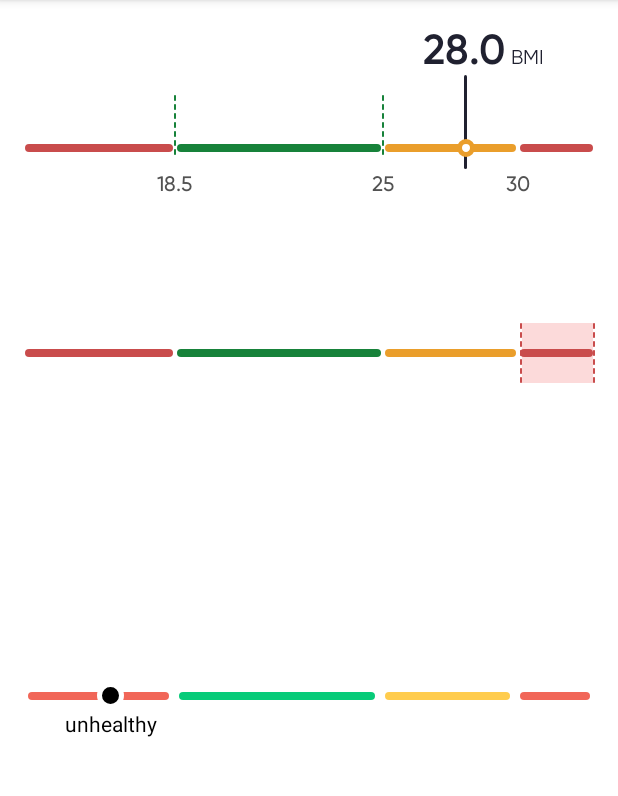
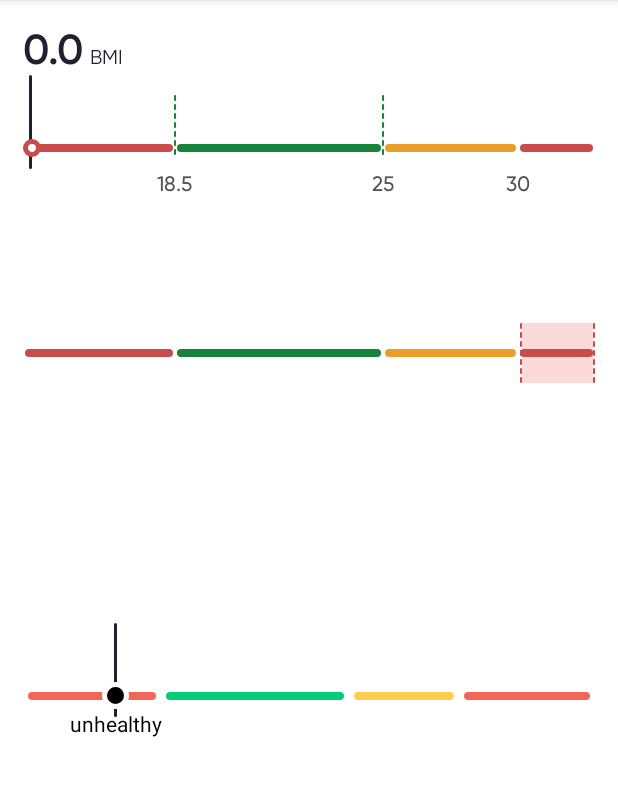
Before and after one commit to myDario/DarioBMIBar, an Android app: the screen it shows after launch (MainActivity), on a phone screen of 412 x 824 dp, the part 84-880 px from its top. Run offline under Robolectric (Android 15) with nearby library versions, the phone set to English and light mode, and no system bars.

Commit message:
working fine for first 2 bars

```diff
--- a/app/src/main/java/com/labstyle/dariobmibarapp/MainActivity.kt
+++ b/app/src/main/java/com/labstyle/dariobmibarapp/MainActivity.kt
@@ -11,8 +11,9 @@ class MainActivity : AppCompatActivity() {
         super.onCreate(savedInstanceState)
         setContentView(R.layout.activity_main)
 
-        findViewById<DarioBMIBar>(R.id.bmiBar).setBMIValue(28f)
+        findViewById<DarioBMIBar>(R.id.bmiBar).setBMIValue(0f)
         findViewById<DarioBMISections>(R.id.bmiSections).setBMIValue(30.5f)
-        findViewById<DarioBMIDotIndicator>(R.id.bmiDotIndicator).setBMIValue(10.5f)
+        findViewById<DarioBMIDotIndicator>(R.id.bmiDotIndicator).setBMIValue(17.9f)
     }
 }
+//0.26545453
--- a/dariobmibar/src/main/java/com/labstyle/dariobmibar/DarioBMIDotIndicator.kt
+++ b/dariobmibar/src/main/java/com/labstyle/dariobmibar/DarioBMIDotIndicator.kt
@@ -46,18 +46,26 @@ class DarioBMIDotIndicator @JvmOverloads constructor(
         constraintSet.clone(parent)
 
         val factor =
-            if (bmi < 18.5) 0.265454545f / 18.5f
-            else if (bmi >= 18.5 && bmi < 25.0) 0.367272727f / (25.0f - 18.5f)
-            else if (bmi >= 25.0 && bmi < 30.0) 0.236363636f / (30.0f - 25.0f)
+            if (bmi < 18.5) 0.165454545f / 18.5f
+            else if (bmi >= 18.5 && bmi < 25.0) 0.305454545f / (25.0f - 18.5f)
+            else if (bmi >= 25.0 && bmi < 30.0) 0.356363636f / (30.0f - 25.0f)
             else 0.130909091f / (40f - 30f)
+
+       //bmi is  18.4 , hbias is 0.16456018  , factor is 0.008943489
+        //bmi is  18.5 , hbias is 0.20545454  , factor is 0.04699301
+       //bmi is  24.9 , hbias is 0.40774822  , factor is 0.03160839
+        // bmi is  25.0 , hbias is 0.63272727  , factor is 0.06327273
+        // bmi is  29.9 , hbias is 0.9427636  , factor is 0.06327273
+
+
         var hBias =
             if (bmi < 18.5) factor * bmi
-            else if (bmi >= 18.5 && bmi < 25.0) 0.265454545f + (factor * (bmi - 18.5f))
-            else if (bmi >= 25.0 && bmi < 30.0) 0.265454545f + 0.367272727f + (factor * (bmi - 25f))
+            else if (bmi >= 18.5 && bmi < 25.0) 0.205454545f + (factor * (bmi - 18.5f))
+            else if (bmi >= 25.0 && bmi < 30.0)+ 0.307272727f + (factor * (bmi - 25f))
             else 0.265454545f + 0.367272727f + 0.236363636f + (factor * (bmi - 30f))
 
         // bmi indicator position
-        Log.d("rafff", "hbias $hBias")
+        Log.d("rafff", "bmi is  $bmi , hbias is $hBias  , factor is $factor")
         if (hBias > 0.985f) {
             hBias = 0.985f
         }
--- a/dariobmibar/src/main/res/layout/dario_bmi_dot_indicator.xml
+++ b/dariobmibar/src/main/res/layout/dario_bmi_dot_indicator.xml
@@ -14,7 +14,6 @@
             android:background="@drawable/bar0"
             style="@style/BMIDotIndicatorBar"
             android:backgroundTint="@color/bmi_dot_indicator_1"
-
             android:layout_width="0dp"
             android:layout_height="@dimen/bmi_bar_bar_height"
             app:layout_constraintBottom_toTopOf="@+id/textviewBar0"
@@ -43,7 +42,7 @@
             app:layout_constraintBottom_toTopOf="@+id/textviewBar0"
             app:layout_constraintStart_toEndOf="@+id/bar1"
             app:layout_constraintEnd_toStartOf="@+id/bar3"
-            app:layout_constraintHorizontal_weight="23.6363636"/>
+            app:layout_constraintHorizontal_weight="20.6363636"/>
         <View
             android:id="@+id/bar3"
             android:background="@drawable/bar3"
@@ -54,7 +53,7 @@
             app:layout_constraintBottom_toTopOf="@+id/textviewBar0"
             app:layout_constraintStart_toEndOf="@+id/bar2"
             app:layout_constraintEnd_toEndOf="parent"
-            app:layout_constraintHorizontal_weight="13.0909091"/>
+            app:layout_constraintHorizontal_weight="26.0909091"/>
 
         <ImageView
             android:id="@+id/divider0"
@@ -117,11 +116,14 @@
             app:layout_constraintEnd_toEndOf="@id/bar2PlaceHolder"
             app:layout_constraintBottom_toBottomOf="parent"/>
 
+
+<!--        18.5454545-->
         <ImageView
             android:id="@+id/selectionLineIndicator"
             android:layout_width="wrap_content"
             android:layout_height="wrap_content"
-            android:visibility="invisible"
+            android:visibility="visible"
+            app:layout_constraintHorizontal_bias="0.55774822"
             android:src="@drawable/bmi_selected_indicator"
             app:layout_constraintStart_toStartOf="parent"
             app:layout_constraintEnd_toEndOf="parent"
```
